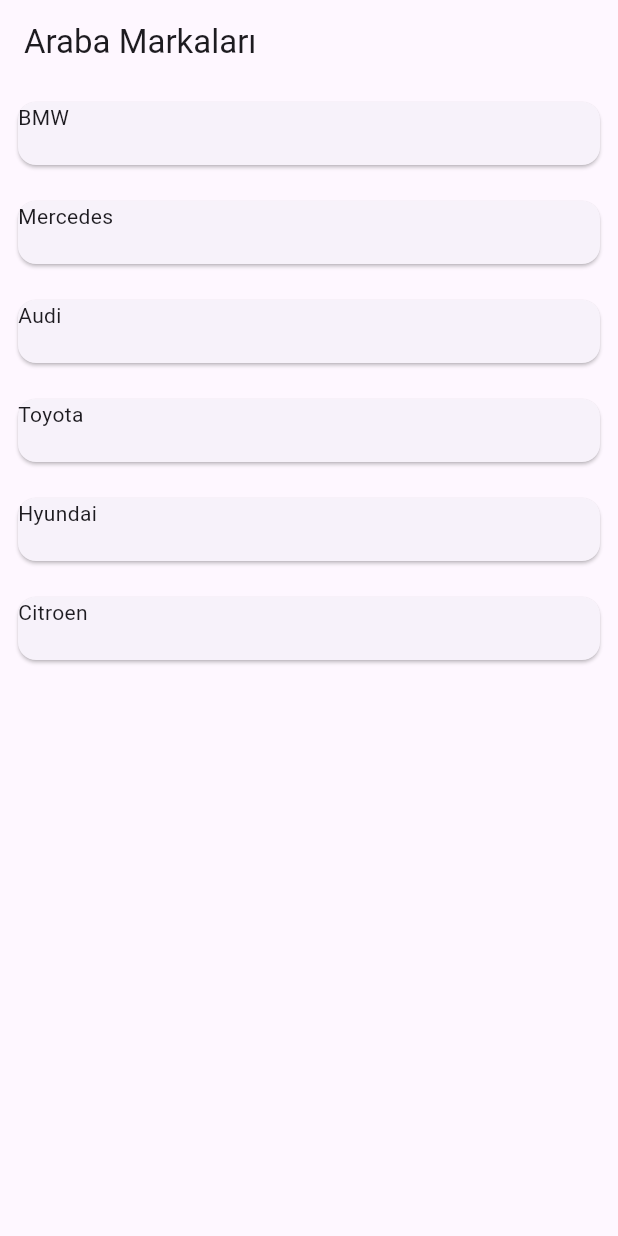
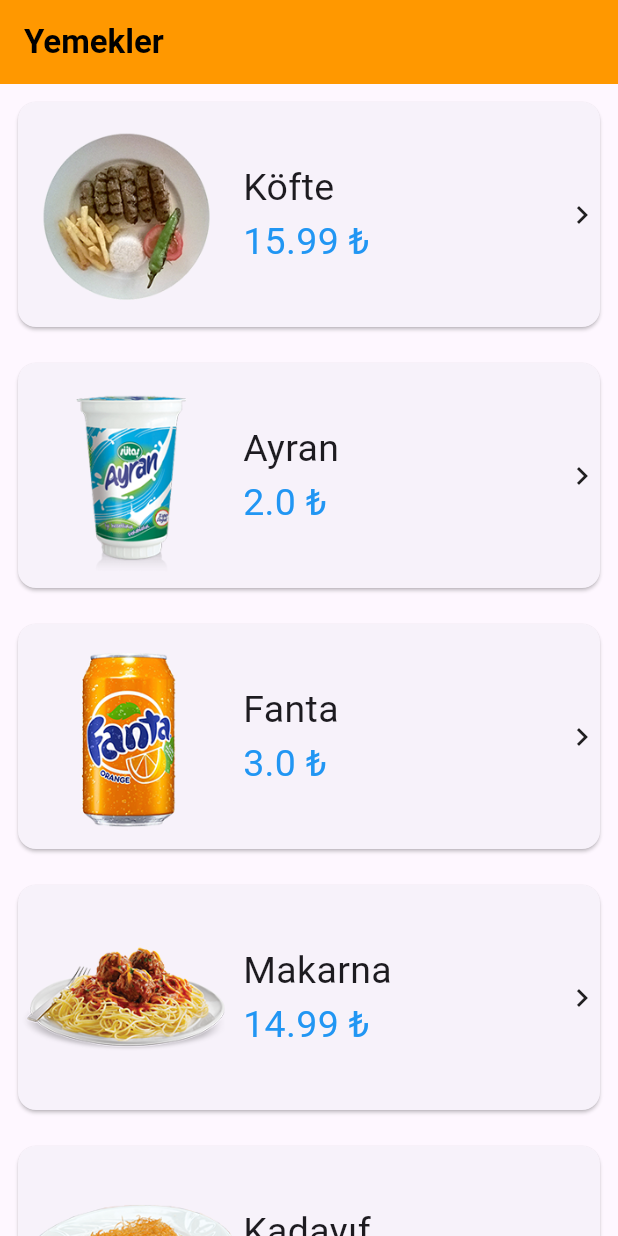
Before and after one commit to ozcann159/flutter_tricks, a Flutter app: the screen it shows after launch, on a phone screen of 412 x 824 dp. Run offline on Flutter 3.47's test engine with Material 3 defaults, Android fonts, the phone set to English and light mode, and no system bars; our stand-ins replace dio.

Commit message:
yemek_uygulaması

```diff
--- /dev/null
+++ b/lib/101/yemek_uygulamasi.dart
@@ -0,0 +1,98 @@
+import 'package:flutter/material.dart';
+import 'package:flutter_tricks/101/detay2_sayfa.dart';
+import 'package:flutter_tricks/models/yemekler.dart';
+
+class YemekUygulamasi extends StatefulWidget {
+  const YemekUygulamasi({super.key});
+
+  @override
+  State<YemekUygulamasi> createState() => _YemekUygulamasiState();
+}
+
+class _YemekUygulamasiState extends State<YemekUygulamasi> {
+  Future<List<Yemekler>> yemekleriGetir() async {
+    var yemekListesi = <Yemekler>[];
+
+    var y1 = Yemekler(1, "Köfte", "kofte.png", 15.99);
+    var y2 = Yemekler(2, "Ayran", "ayran.png", 2.0);
+    var y3 = Yemekler(3, "Fanta", "fanta.png", 3.0);
+    var y4 = Yemekler(4, "Makarna", "makarna.png", 14.99);
+    var y5 = Yemekler(5, "Kadayıf", "kadayif.png", 12.99);
+    var y6 = Yemekler(6, "Baklava", "baklava.png", 20.00);
+    yemekListesi.add(y1);
+    yemekListesi.add(y2);
+    yemekListesi.add(y3);
+    yemekListesi.add(y4);
+    yemekListesi.add(y5);
+    yemekListesi.add(y6);
+    return yemekListesi;
+  }
+
+  @override
+  Widget build(BuildContext context) {
+    return Scaffold(
+      appBar: AppBar(
+        title: const Text(
+          'Yemekler',
+          style: TextStyle(color: Colors.black, fontWeight: FontWeight.bold),
+        ),
+        backgroundColor: Colors.orange,
+      ),
+      body: FutureBuilder(
+          future: yemekleriGetir(),
+          builder: (context, snapshot) {
+            if (snapshot.hasData) {
+              var yemekListesi = snapshot.data;
+              return ListView.builder(
+                itemCount: yemekListesi!.length,
+                itemBuilder: (context, index) {
+                  var yemek = yemekListesi[index];
+                  return Padding(
+                    padding: const EdgeInsets.all(8.0),
+                    child: GestureDetector(
+                      onTap: () {
+                        Navigator.push(
+                          context,
+                          MaterialPageRoute(
+                            builder: (context) => Detay2Sayfa(yemek: yemek),
+                          ),
+                        );
+                      },
+                      child: Card(
+                        child: Row(
+                          children: [
+                            SizedBox(
+                                height: 150,
+                                width: 150,
+                                child: Image.asset(
+                                    "assets/images/${yemek.yemek_resim_adi}")),
+                            Column(
+                              crossAxisAlignment: CrossAxisAlignment.start,
+                              children: [
+                                Text(
+                                  yemek.yemek_adi,
+                                  style: TextStyle(fontSize: 25),
+                                ),
+                                Text(
+                                  "${yemek.yemek_fiyat} \u{20BA}",
+                                  style: TextStyle(
+                                      fontSize: 25, color: Colors.blue),
+                                ),
+                              ],
+                            ),
+                            Spacer(),
+                            Icon(Icons.keyboard_arrow_right),
+                          ],
+                        ),
+                      ),
+                    ),
+                  );
+                },
+              );
+            } else {
+              return Center();
+            }
+          }),
+    );
+  }
+}
--- a/lib/main.dart
+++ b/lib/main.dart
@@ -7,6 +7,7 @@
 import 'package:flutter_tricks/101/navigation_lear.dart';
 import 'package:flutter_tricks/101/sabit_gridview.dart';
 import 'package:flutter_tricks/101/sabit_listview.dart';
+import 'package:flutter_tricks/101/yemek_uygulamasi.dart';
 import 'package:flutter_tricks/202/model_learn_view.dart';
 import 'package:flutter_tricks/202/service/service_learn_view.dart';
 import 'package:flutter_tricks/202/tab_learn.dart';
@@ -30,7 +31,7 @@
         unselectedLabelColor: Colors.green,
         indicatorColor: Colors.amber,
       )),
-      home: FutureBuilderlisteleme(),
+      home: YemekUygulamasi(),
     );
   }
 }
--- /dev/null
+++ b/lib/models/yemekler.dart
@@ -0,0 +1,12 @@
+class Yemekler {
+  int yemek_id;
+  String yemek_adi;
+  String yemek_resim_adi;
+  double yemek_fiyat;
+  Yemekler(
+    this.yemek_id,
+    this.yemek_adi,
+    this.yemek_resim_adi,
+    this.yemek_fiyat,
+  );
+}
```
Also changed, not shown: lib/101/detay2_sayfa.dart (added, +57 -0 lines), assets/images/ayran.png (added), assets/images/baklava.png (added), assets/images/fanta.png (added), assets/images/kadayif.png (added), assets/images/kofte.png (added), assets/images/makarna.png (added).
